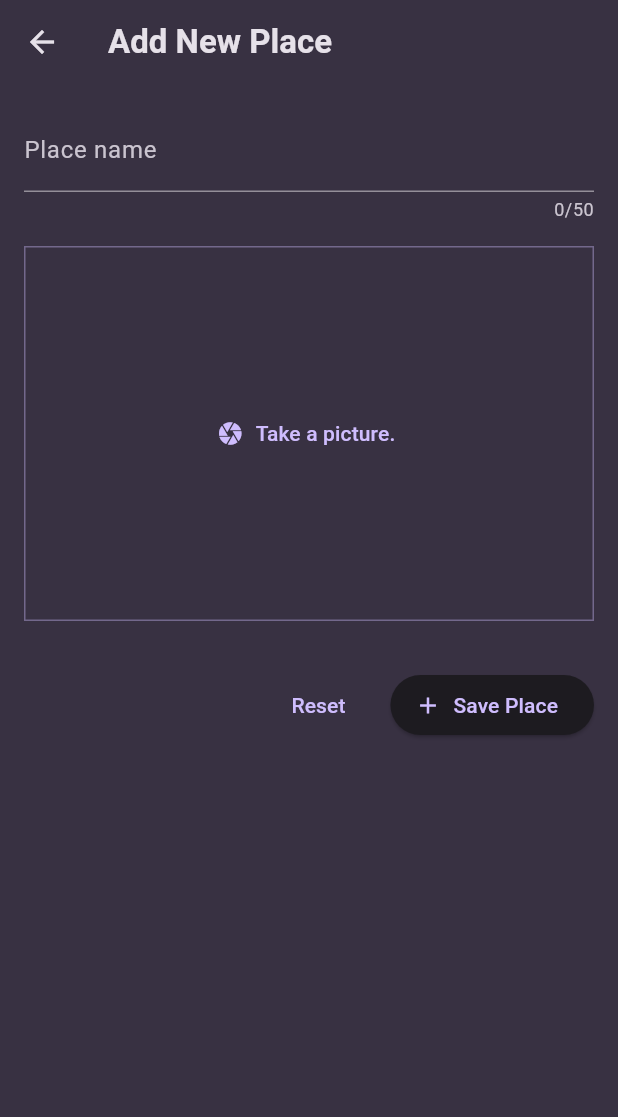
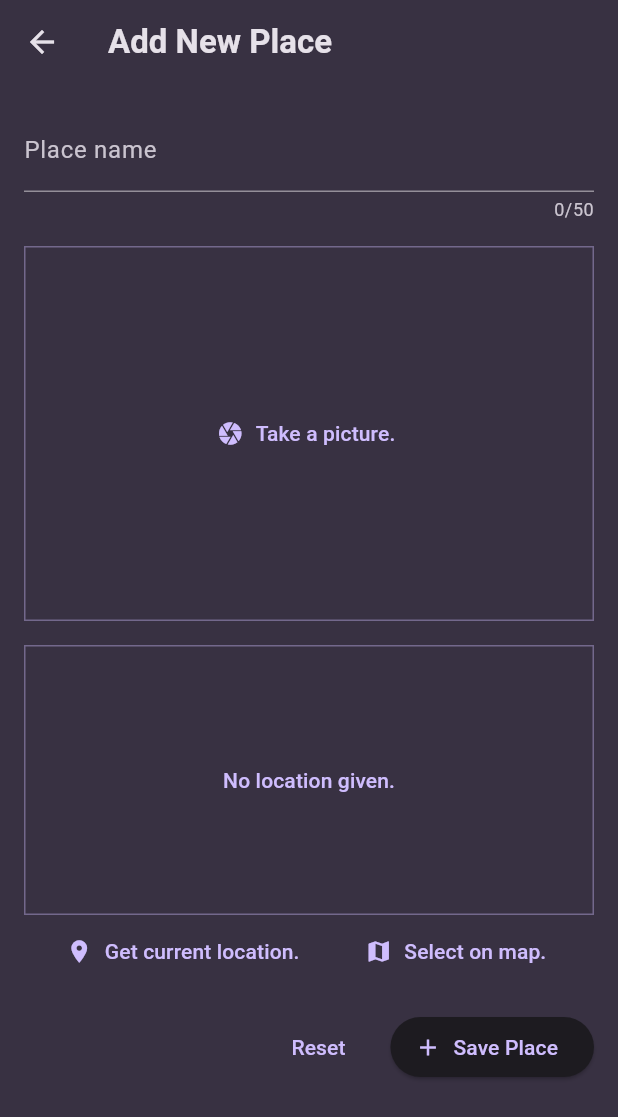
Before and after one commit to OGispert/places, a Flutter app: the AddNewPlace screen opened directly, on a phone screen of 412 x 824 dp. Shown: the top 1117 px of the screen. Run offline on Flutter 3.47's test engine with Material 3 defaults, Android fonts, the phone set to English and light mode, and no system bars; our stand-ins replace flutter_riverpod, google_fonts, image_picker, location.

Commit message:
Adding location

```diff
--- a/lib/views/add_new_place.dart
+++ b/lib/views/add_new_place.dart
@@ -4,6 +4,8 @@ import 'package:places/models/place_model.dart';
 import 'package:places/providers/places_provider.dart';
 import 'package:places/widgets/image_input.dart';
 import 'dart:io';
+
+import 'package:places/widgets/location_input.dart';
 
 class AddNewPlace extends ConsumerStatefulWidget {
   const AddNewPlace({super.key});
@@ -18,7 +20,12 @@ class _AddNewPlaceState extends ConsumerState<AddNewPlace> {
   File? selectedImage;
 
   void savePlace() {
-    if (formKey.currentState?.validate() == true && selectedImage != null) {
+    if (selectedImage == null) {
+      // show an alert
+      return;
+    }
+
+    if (formKey.currentState?.validate() == true) {
       formKey.currentState?.save();
 
       final newPlace = Place(name: enteredPlaceName, image: selectedImage!);
@@ -35,6 +42,7 @@ class _AddNewPlaceState extends ConsumerState<AddNewPlace> {
       appBar: AppBar(title: Text('Add New Place')),
       body: Form(
         key: formKey,
+        child: SingleChildScrollView(
           child: Padding(
             padding: const EdgeInsets.all(16),
             child: Column(
@@ -66,7 +74,9 @@ class _AddNewPlaceState extends ConsumerState<AddNewPlace> {
                     selectedImage = image;
                   },
                 ),
-              SizedBox(height: 32),
+                SizedBox(height: 16),
+                LocationInput(),
+                SizedBox(height: 16),
                 Row(
                   mainAxisAlignment: MainAxisAlignment.end,
                   children: [
@@ -88,6 +98,7 @@ class _AddNewPlaceState extends ConsumerState<AddNewPlace> {
             ),
           ),
         ),
+      ),
     );
   }
 }
--- /dev/null
+++ b/lib/widgets/location_input.dart
@@ -0,0 +1,95 @@
+import 'package:flutter/material.dart';
+import 'package:location/location.dart';
+
+class LocationInput extends StatefulWidget {
+  const LocationInput({super.key});
+
+  @override
+  State<LocationInput> createState() {
+    return _LocationInputState();
+  }
+}
+
+class _LocationInputState extends State<LocationInput> {
+  LocationData? userLocation;
+  var isGettingLocation = false;
+
+  void getCurrentLocation() async {
+    Location location = Location();
+
+    bool serviceEnabled;
+    PermissionStatus permissionGranted;
+    LocationData locationData;
+
+    serviceEnabled = await location.serviceEnabled();
+    if (!serviceEnabled) {
+      serviceEnabled = await location.requestService();
+      if (!serviceEnabled) {
+        return;
+      }
+    }
+
+    permissionGranted = await location.hasPermission();
+    if (permissionGranted == PermissionStatus.denied) {
+      permissionGranted = await location.requestPermission();
+      if (permissionGranted != PermissionStatus.granted) {
+        return;
+      }
+    }
+
+    setState(() {
+      isGettingLocation = true;
+    });
+
+    locationData = await location.getLocation();
+
+    setState(() {
+      isGettingLocation = false;
+    });
+  }
+
+  @override
+  Widget build(BuildContext context) {
+    Widget previewContent = Text(
+      'No location given.',
+      style: Theme.of(context).textTheme.labelLarge?.copyWith(
+        color: Theme.of(context).colorScheme.primary,
+      ),
+    );
+
+    if (isGettingLocation) {
+      previewContent = CircularProgressIndicator.adaptive();
+    }
+
+    return Column(
+      children: [
+        Container(
+          decoration: BoxDecoration(
+            border: Border.all(
+              width: 1,
+              color: Theme.of(context).colorScheme.primary.withAlpha(100),
+            ),
+          ),
+          height: 180,
+          width: double.infinity,
+          child: Center(child: previewContent),
+        ),
+        Row(
+          mainAxisAlignment: MainAxisAlignment.spaceEvenly,
+          children: [
+            TextButton.icon(
+              onPressed: getCurrentLocation,
+              label: Text('Get current location.'),
+              icon: Icon(Icons.location_on),
+            ),
+            TextButton.icon(
+              onPressed: () {},
+              label: Text('Select on map.'),
+              icon: Icon(Icons.map),
+            ),
+          ],
+        ),
+      ],
+    );
+  }
+}
--- a/pubspec.yaml
+++ b/pubspec.yaml
@@ -38,6 +38,7 @@ dependencies:
   flutter_riverpod: ^2.6.1
   uuid: ^4.5.1
   image_picker: ^1.1.2
+  location: ^8.0.0
 
 dev_dependencies:
   flutter_test:
```
Also changed, not shown: 1 other file. Lines whose indentation alone changed are shown as unchanged.
